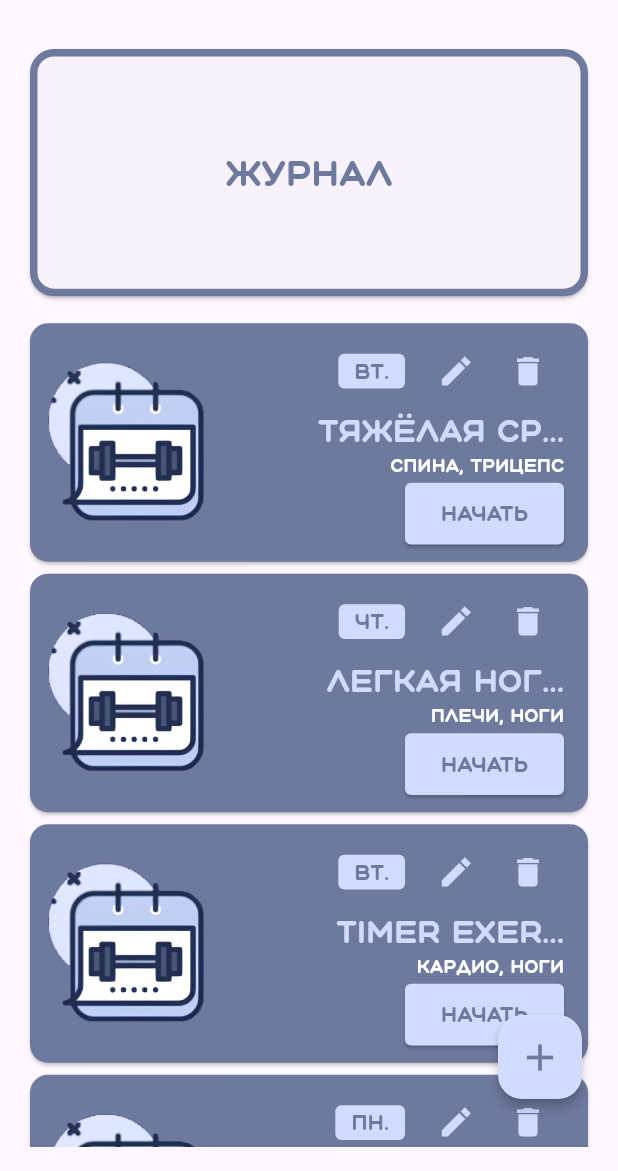
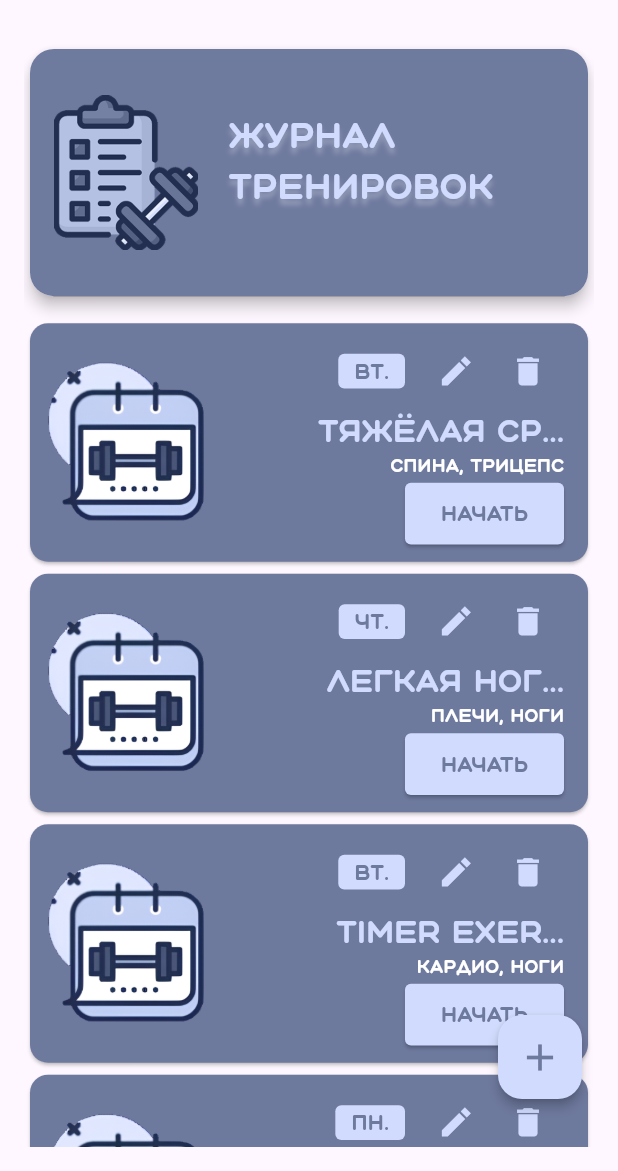
Before and after one commit to MatveyNevirets/BodyBuddies, a Flutter app: the screen it shows after launch, after a tap on "Легкая ноги", on a phone screen of 412 x 824 dp, the part 65-1236 px from its top. Run offline on Flutter 3.47's test engine with Material 3 defaults, Android fonts, the phone set to English and light mode, and no system bars; our stand-ins replace bloc, equatable, flutter_bloc.

Commit message:
Created: OpenJournalCard on Workouts menu

```diff
--- a/lib/core/colors/colors.dart
+++ b/lib/core/colors/colors.dart
@@ -1,23 +1,21 @@
-
 // ignore_for_file: constant_identifier_names, duplicate_ignore
 
 import 'package:flutter/material.dart';
 
-abstract class Colours
-{
+abstract class Colours {
   ///bars/////
   // ignore: constant_identifier_names
   static const Color bottom_bar_icons_color = Color.fromARGB(255, 55, 161, 227);
   // ignore: constant_identifier_names
-  static const Color bottom_bar_background_color = Color.fromARGB(
-      255, 250, 250, 250);
+  static const Color bottom_bar_background_color =
+      Color.fromARGB(255, 250, 250, 250);
   // ignore: constant_identifier_names
-  static const Color system_bottom_bar_background_color = Color.fromARGB(
-      255, 255, 255, 255);
+  static const Color system_bottom_bar_background_color =
+      Color.fromARGB(255, 255, 255, 255);
 
   //News_screen_colors
-  static const Color background_news_card_color = Color.fromARGB(
-      255, 177, 216, 252);
+  static const Color background_news_card_color =
+      Color.fromARGB(255, 177, 216, 252);
 
   ////text////
   static const Color white_text_color = Colors.white;
@@ -26,16 +24,14 @@ abstract class Colours
   static const Color green_text_color = Color.fromARGB(255, 9, 222, 9);
   static const Color hint_form_text_color = Color.fromARGB(189, 0, 0, 0);
 
-  static const Color invisible_color = Color.fromARGB(0,0,0,0);
+  static const Color invisible_color = Color.fromARGB(0, 0, 0, 0);
 
   /////buttons/////
   static const Color base_button_color = Color.fromARGB(255, 107, 169, 232);
-  static const Color base_button_text_color = Color.fromARGB(255, 255, 255, 255);
-
+  static const Color base_button_text_color =
+      Color.fromARGB(255, 255, 255, 255);
 
   /////container gradients///////
-
-
 
   static const List<Color> blueContainerGradientColors = [
     Color.fromARGB(255, 120, 166, 211),
@@ -64,6 +60,13 @@ abstract class Colours
 
   static Color workoutTextColor = const Color.fromARGB(255, 35, 74, 165);
 
-  static const Color workout_card_background_color = Color.fromARGB(255, 110, 121, 158);
-  static var workoutCardForegroundColor = const Color.fromARGB(255, 208, 219, 253);
+  static const Color workout_card_background_color =
+      Color.fromARGB(255, 110, 121, 158);
+  static var workoutCardForegroundColor =
+      const Color.fromARGB(255, 208, 219, 253);
+
+  static var journalGradientColors = [
+    Color.fromARGB(255, 111, 122, 159),
+    Color.fromARGB(255, 20, 23, 34)
+  ];
 }
--- a/lib/core/strings/strings.dart
+++ b/lib/core/strings/strings.dart
@@ -157,5 +157,7 @@ abstract class Strings {
 
   static String rest = "Отдых";
 
+  static String workouts = "Тренировок";
+
 ///////////////////////////////
 }
--- a/lib/core/styles/styles.dart
+++ b/lib/core/styles/styles.dart
@@ -143,6 +143,17 @@ abstract class Styles {
 
   static double nutrition_button_elevate = 20;
 
+  static var journal_foreground_text_style = TextStyle(
+      shadows: [
+        Shadow(
+            blurRadius: 4,
+            color: Color.fromARGB(64, 255, 255, 255),
+            offset: Offset(0, 4))
+      ],
+      fontFamily: 'AqumTwo',
+      fontSize: 24,
+      color: Colours.workoutCardForegroundColor);
+
   static var workouts_button_text_style = TextStyle(
       fontFamily: 'AqumTwo', fontSize: 12, color: Colours.workoutTextColor);
 }
--- a/lib/features/workouts/presentation/widgets/features_cards/workouts/widgets/workouts_menu/widgets/workout_entities/entity/add_card_entity.dart
+++ /dev/null
@@ -1,49 +0,0 @@
-// ignore_for_file: must_be_immutable
-
-import 'package:body_buddies/core/styles/styles.dart';
-import 'package:body_buddies/features/workouts/presentation/widgets/features_cards/workouts/widgets/workouts_menu/widgets/workout_entities/entity/exercise_entity.dart';
-import 'package:flutter/material.dart';
-
-import '../../../../../../../../../../../core/colors/colors.dart';
-
-class OpenWorkoutsJournal extends StatelessWidget {
-  static const Color borderColor = Colours.workout_card_background_color;
-
-  List<ExerciseEntity> emptyList = [];
-
-  OpenWorkoutsJournal({super.key});
-
-  openJournal(BuildContext context) {
-    Navigator.of(context).pushNamed("/workouts_menu/workouts_journal/");
-  }
-
-  @override
-  Widget build(BuildContext context) {
-    return Column(
-      children: [
-        GestureDetector(
-          onTap: () => openJournal(context),
-          child: Card(
-            shape:
-                RoundedRectangleBorder(borderRadius: BorderRadius.circular(16)),
-            child: Container(
-              height: MediaQuery.sizeOf(context).height / 5,
-              decoration: BoxDecoration(
-                  border: Border.all(
-                      width: 5, color: Colours.workout_card_background_color),
-                  borderRadius: BorderRadius.circular(16)),
-              child: Center(
-                  child: Text(
-                "Журнал",
-                style: Styles.workout_text_style_background_24,
-              )),
-            ),
-          ),
-        ),
-        const SizedBox(
-          height: Styles.height_of_text_to_widget,
-        ),
-      ],
-    );
-  }
-}
--- /dev/null
+++ b/lib/features/workouts/presentation/widgets/features_cards/workouts/widgets/workouts_menu/widgets/workout_entities/entity/open_journal_card.dart
@@ -0,0 +1,80 @@
+// ignore_for_file: must_be_immutable
+
+import 'package:body_buddies/core/strings/strings.dart';
+import 'package:body_buddies/core/styles/styles.dart';
+import 'package:body_buddies/features/workouts/presentation/widgets/features_cards/workouts/widgets/workouts_menu/widgets/workout_entities/entity/exercise_entity.dart';
+import 'package:flutter/material.dart';
+
+import '../../../../../../../../../../../core/colors/colors.dart';
+
+class OpenWorkoutsJournal extends StatelessWidget {
+  static const Color borderColor = Colours.workout_card_background_color;
+
+  List<ExerciseEntity> emptyList = [];
+
+  OpenWorkoutsJournal({super.key});
+
+  openJournal(BuildContext context) {
+    Navigator.of(context).pushNamed("/workouts_menu/workouts_journal/");
+  }
+
+  @override
+  Widget build(BuildContext context) {
+    return Column(
+      children: [
+        GestureDetector(
+          onTap: () => openJournal(context),
+          child: Card(
+            elevation: 4,
+            shape:
+                RoundedRectangleBorder(borderRadius: BorderRadius.circular(16)),
+            child: Container(
+              height: MediaQuery.sizeOf(context).height / 5,
+              decoration: BoxDecoration(
+                  gradient: LinearGradient(
+                      stops: [70, 100],
+                      begin: Alignment.topCenter,
+                      end: Alignment.bottomCenter,
+                      colors: Colours.journalGradientColors),
+                  borderRadius: BorderRadius.circular(16)),
+              child: Padding(
+                padding:
+                    const EdgeInsets.symmetric(horizontal: 16, vertical: 16),
+                child: Row(
+                  children: [
+                    Image(
+                      image: AssetImage("lib/assets/images/journal_image.png"),
+                      height: MediaQuery.sizeOf(context).height / 8,
+                    ),
+                    SizedBox(
+                      width: 20,
+                    ),
+                    Padding(
+                      padding: const EdgeInsets.symmetric(vertical: 24),
+                      child: Column(
+                        crossAxisAlignment: CrossAxisAlignment.start,
+                        children: [
+                          Text(
+                            Strings.journal,
+                            style: Styles.journal_foreground_text_style,
+                          ),
+                          Text(
+                            Strings.workouts,
+                            style: Styles.journal_foreground_text_style,
+                          ),
+                        ],
+                      ),
+                    ),
+                  ],
+                ),
+              ),
+            ),
+          ),
+        ),
+        const SizedBox(
+          height: Styles.height_of_text_to_widget,
+        ),
+      ],
+    );
+  }
+}
--- a/lib/features/workouts/presentation/widgets/features_cards/workouts/widgets/workouts_menu/workouts_menu_screen.dart
+++ b/lib/features/workouts/presentation/widgets/features_cards/workouts/widgets/workouts_menu/workouts_menu_screen.dart
@@ -4,7 +4,7 @@ import 'package:body_buddies/core/styles/styles.dart';
 import 'package:body_buddies/features/home/presentation/widgets/body_home_data.dart';
 import 'package:body_buddies/features/workouts/presentation/widgets/features_cards/workouts/widgets/workouts_menu/bloc/workouts_menu_bloc.dart';
 import 'package:body_buddies/features/workouts/presentation/widgets/features_cards/workouts/widgets/workouts_menu/widgets/workout_card_on_list.dart';
-import 'package:body_buddies/features/workouts/presentation/widgets/features_cards/workouts/widgets/workouts_menu/widgets/workout_entities/entity/add_card_entity.dart';
+import 'package:body_buddies/features/workouts/presentation/widgets/features_cards/workouts/widgets/workouts_menu/widgets/workout_entities/entity/open_journal_card.dart';
 import 'package:flutter/material.dart';
 import 'package:flutter_bloc/flutter_bloc.dart';
 
```
Also changed, not shown: lib/assets/images/journal_image.png (added).
